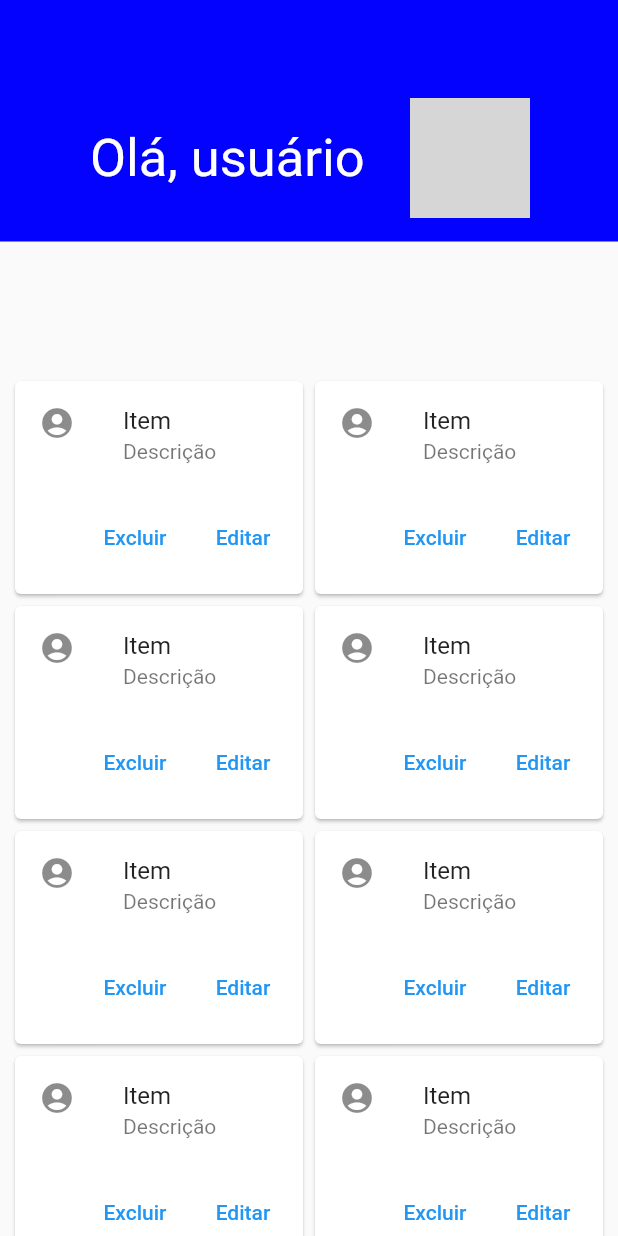
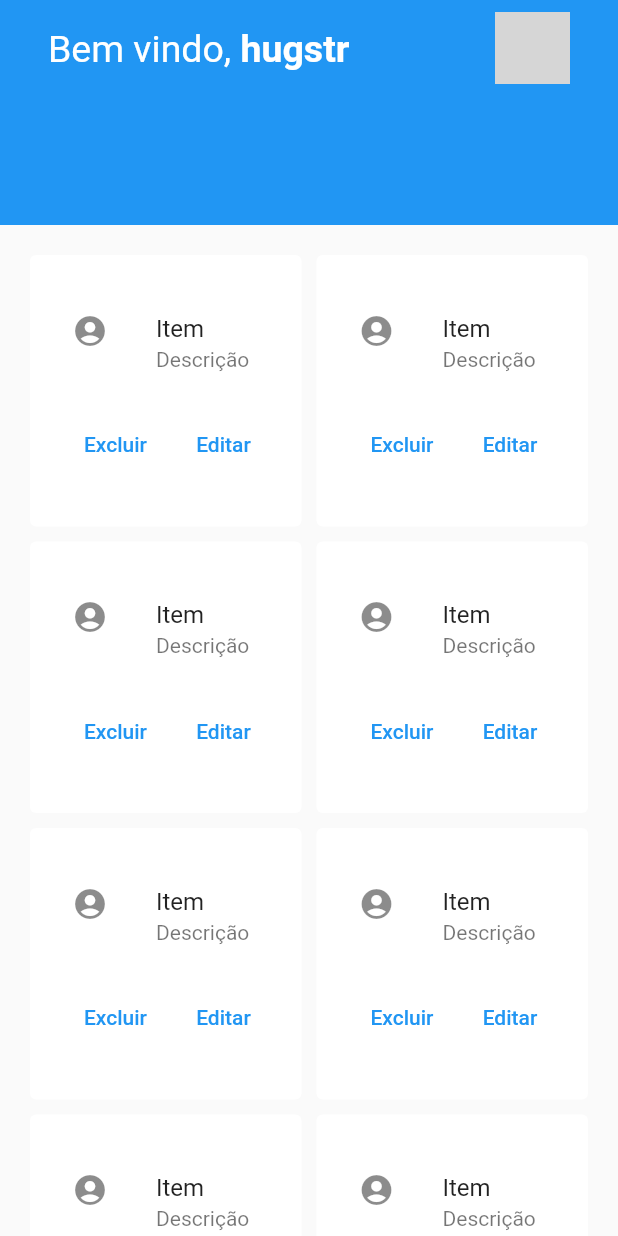
Before and after one commit to hugstr/emprestas_front, a Flutter app: the DashScreen screen opened directly, on a phone screen of 412 x 824 dp. Run offline on Flutter 3.47's test engine with Material 2 defaults, Android fonts, the phone set to English and light mode, and no system bars; network calls fail; grey boxes are pictures that could not be loaded.

Commit message:
muita alteração pra escrever aqui!

```diff
--- a/lib/main.dart
+++ b/lib/main.dart
@@ -1,4 +1,4 @@
-import 'package:empresta_s/modules/dash/dash_screen.dart';
+import 'package:empresta_s/modules/edit/edit_screen.dart';
 import 'package:empresta_s/modules/login/login_page.dart';
 import 'package:flutter/material.dart';
 
@@ -12,11 +12,13 @@ class MyApp extends StatelessWidget {
   @override
   Widget build(BuildContext context) {
     return MaterialApp(
+      debugShowCheckedModeBanner: false,
       title: 'Emprestas',
       theme: ThemeData(
         primarySwatch: Colors.blue,
       ),
-      home: DashScreen(),
+      initialRoute: '/',
+      home: LoginPage(),
     );
   }
 }
--- a/lib/modules/dash/dash_screen.dart
+++ b/lib/modules/dash/dash_screen.dart
@@ -1,3 +1,5 @@
+import 'package:empresta_s/modules/edit/edit_screen.dart';
+import 'package:empresta_s/modules/product/product_screen.dart';
 import 'package:empresta_s/widget/appbar/app_bar_widget.dart';
 import 'package:flutter/material.dart';
 
@@ -8,15 +10,13 @@ class DashScreen extends StatelessWidget {
   Widget build(BuildContext context) {
     return Scaffold(
       appBar: AppBarWidget(),
-      body: Center(
-        child: SingleChildScrollView(
-          child: Column(
-            children: [
-              Row(
-                mainAxisAlignment: MainAxisAlignment.center,
-                children: [
-                  Column(
-                      mainAxisAlignment: MainAxisAlignment.center,
+      body: Container(
+        child: GridView.count(
+          primary: false,
+          padding: const EdgeInsets.all(20),
+          crossAxisSpacing: 10,
+          mainAxisSpacing: 10,
+          crossAxisCount: 2,
           children: [
             DashCard(),
             DashCard(),
@@ -26,23 +26,7 @@ class DashScreen extends StatelessWidget {
             DashCard(),
             DashCard(),
             DashCard(),
-                      ]),
-                  Column(
-                      mainAxisAlignment: MainAxisAlignment.center,
-                      children: [
-                        DashCard(),
-                        DashCard(),
-                        DashCard(),
-                        DashCard(),
-                        DashCard(),
-                        DashCard(),
-                        DashCard(),
-                        DashCard(),
-                      ])
           ],
-              )
-            ],
-          ),
         ),
       ),
     );
@@ -56,10 +40,20 @@ class DashCard extends StatelessWidget {
 
   @override
   Widget build(BuildContext context) {
-    return SizedBox(
-      width: 200,
-      height: 150,
+    return TextButton(
+      style: ButtonStyle(
+        backgroundColor: MaterialStateProperty.all<Color>(Colors.white),
+      ),
+      onPressed: () {
+        Navigator.push(
+          context,
+          MaterialPageRoute(
+            builder: (context) => ProductScreen(),
+          ),
+        );
+      },
       child: Card(
+        elevation: 0,
         child: Column(
           mainAxisSize: MainAxisSize.min,
           children: [
@@ -79,7 +73,8 @@ class DashCard extends StatelessWidget {
                 TextButton(
                   child: const Text('Editar'),
                   onPressed: () {
-                    // TODO
+                    Navigator.push(context,
+                        MaterialPageRoute(builder: (context) => EditScreen()));
                   },
                 ),
               ],
--- a/lib/widget/appbar/app_bar_widget.dart
+++ b/lib/widget/appbar/app_bar_widget.dart
@@ -3,40 +3,50 @@ import 'package:flutter/material.dart';
 class AppBarWidget extends PreferredSize {
   AppBarWidget()
       : super(
-          preferredSize: Size.fromHeight(250),
-          child: Container(
-            height: 250,
-            child: Stack(
+          preferredSize: Size.fromHeight(150),
+          child: AppBar(
+            elevation: 0,
+            backgroundColor: Colors.blue,
+            automaticallyImplyLeading: false,
+            title: Column(
               children: [
-                Container(
-                  height: 161,
-                  padding: const EdgeInsets.symmetric(horizontal: 20.0),
-                  width: double.maxFinite,
-                  decoration:
-                      BoxDecoration(color: Color.fromRGBO(3, 2, 255, 1)),
-                  child: Padding(
-                    padding:
-                        const EdgeInsets.only(top: 50, left: 40, right: 40),
-                    child: Row(
-                      crossAxisAlignment: CrossAxisAlignment.center,
-                      children: [
-                        Text(
-                          "Olá, usuário",
-                          style: TextStyle(fontSize: 35, color: Colors.white),
+                SizedBox(
+                  height: 10,
+                ),
+                Padding(
+                  padding: const EdgeInsets.only(right: 16.0, left: 16.0),
+                  child: Row(
+                    mainAxisAlignment: MainAxisAlignment.spaceBetween,
+                    children: [
+                      RichText(
+                        text: TextSpan(
+                          text: 'Bem vindo, ',
+                          style: TextStyle(
+                            fontSize: 25,
+                            color: Colors.white,
+                          ),
+                          children: const <TextSpan>[
+                            TextSpan(
+                              text: 'hugstr',
+                              style: TextStyle(
+                                fontWeight: FontWeight.bold,
+                              ),
+                            ),
+                          ],
                         ),
-                        Padding(
-                          padding: const EdgeInsets.only(left: 30.0),
-                          child: ClipRRect(
-                            borderRadius: BorderRadius.circular(50),
-                            child: Image.network(
-                              "https://picsum.photos/250?image=9",
-                              height: 80,
-                              width: 80,
-                            ),
-                          ),
+                      ),
+                      SizedBox(
+                        width: 20,
+                      ),
+                      ClipRRect(
+                        borderRadius: BorderRadius.circular(8),
+                        child: Image.network(
+                          "https://github.com/hugstr.png",
+                          height: 50,
+                          width: 50,
                         ),
-                      ],
-                    ),
+                      ),
+                    ],
                   ),
                 ),
               ],
```
Also changed, not shown: lib/modules/edit/edit_screen.dart (added, +62 -0 lines), lib/modules/login/login_page.dart (+48 -9 lines), lib/modules/product/product_screen.dart (added, +169 -0 lines). Lines whose indentation alone changed are shown as unchanged.
